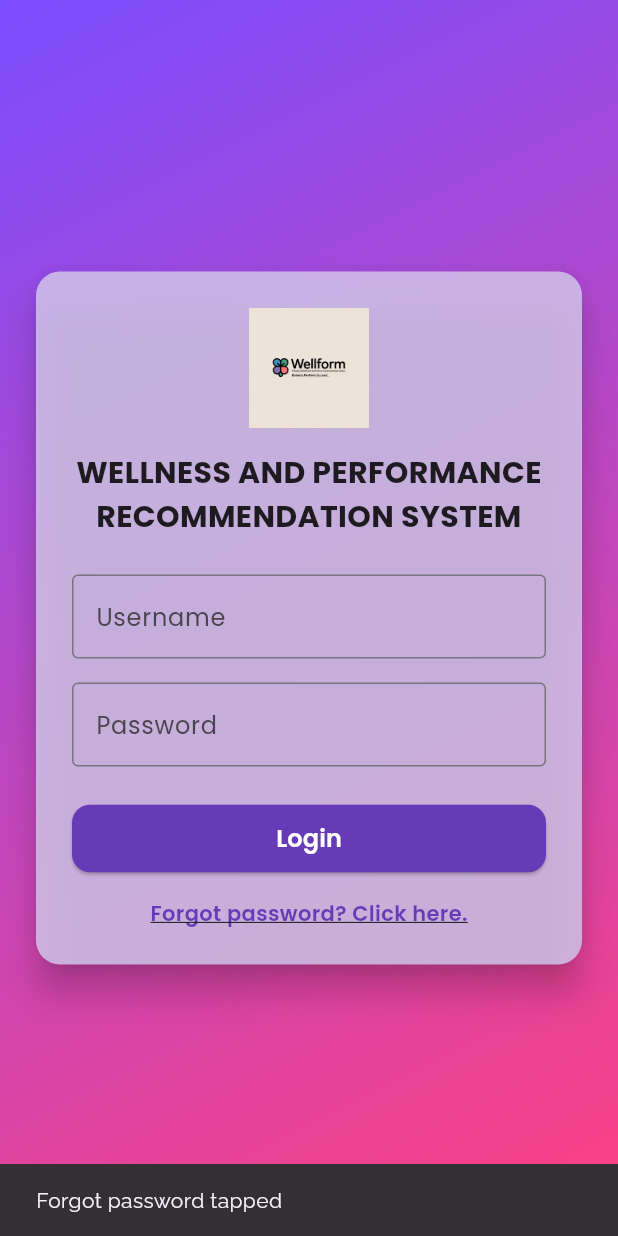
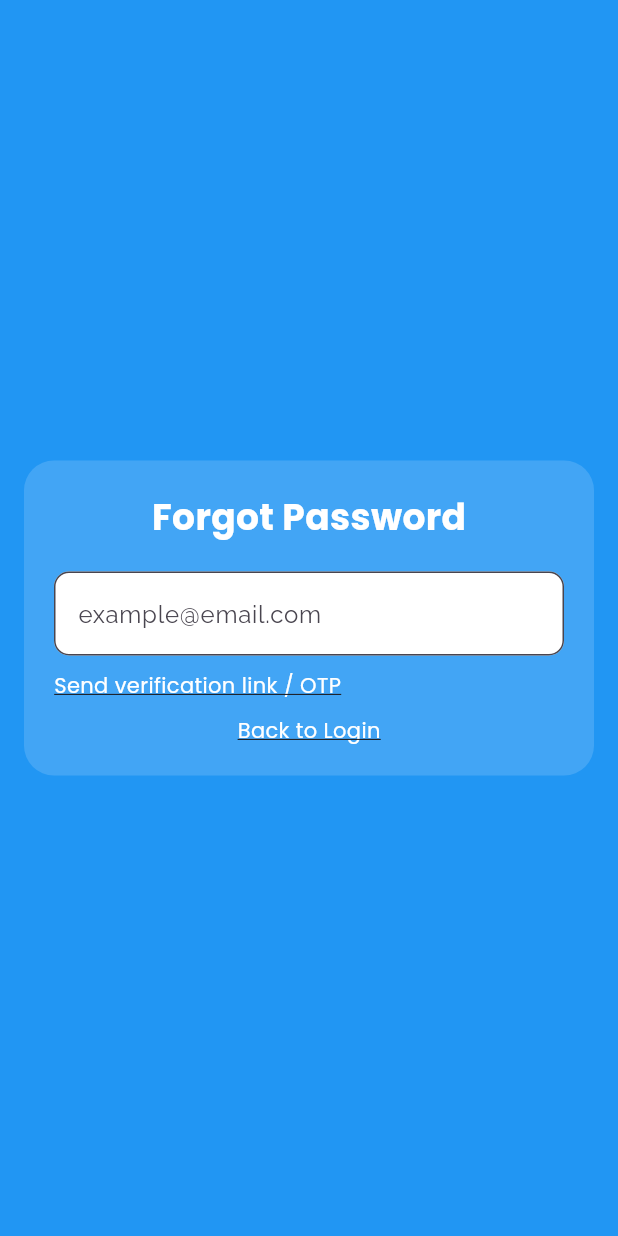
Before and after one commit to FathAneesa/MiniProject, a Flutter app: the screen it shows after launch, after a tap on "Forgot password? Click here.", on a phone screen of 412 x 824 dp. Run offline on Flutter 3.47's test engine with Material 3 defaults, Android fonts, the phone set to English and light mode, and no system bars; our stand-ins replace google_fonts; network calls fail.

Commit message:
First Scrum Completed

```diff
--- a/lib/views/add_stud.dart
+++ b/lib/views/add_stud.dart
@@ -19,14 +19,14 @@ class _AddStudState extends State<AddStud> {
   final TextEditingController _admissionNoController = TextEditingController();
   final TextEditingController _academicYearController = TextEditingController();
   final TextEditingController _phoneController = TextEditingController();
+  final TextEditingController _emailController = TextEditingController(); // Added Email
   final TextEditingController _dobController = TextEditingController();
   final TextEditingController _fatherNameController = TextEditingController();
   final TextEditingController _motherNameController = TextEditingController();
   final TextEditingController _addressController = TextEditingController();
   final TextEditingController _parentPhoneController = TextEditingController();
   final TextEditingController _guardianNameController = TextEditingController();
-  final TextEditingController _guardianPhoneController =
-      TextEditingController();
+  final TextEditingController _guardianPhoneController = TextEditingController();
 
   String? _selectedDepartment;
   String? _selectedSemester;
@@ -52,6 +52,7 @@ class _AddStudState extends State<AddStud> {
         "Admission No": admissionNo,
         "Academic Year": _academicYearController.text.trim(),
         "Phone": _phoneController.text.trim(),
+        "Email": _emailController.text.trim(), // Added Email
         "DOB": _dobController.text.trim(),
         "Father Name": _fatherNameController.text.trim(),
         "Mother Name": _motherNameController.text.trim(),
@@ -246,6 +247,7 @@ class _AddStudState extends State<AddStud> {
                 (val) => setState(() => _selectedSemester = val),
               ),
               _buildTextField("Phone Number", _phoneController, isNumber: true),
+              _buildTextField("Email ID", _emailController), // Added Email Field
               _buildDropdown(
                 "Gender",
                 _selectedGender,
--- /dev/null
+++ b/lib/views/forgot.dart
@@ -0,0 +1,229 @@
+import 'package:flutter/material.dart';
+import 'package:google_fonts/google_fonts.dart';
+
+class ForgotPasswordPage extends StatefulWidget {
+  const ForgotPasswordPage({super.key});
+
+  @override
+  State<ForgotPasswordPage> createState() => _ForgotPasswordPageState();
+}
+
+class _ForgotPasswordPageState extends State<ForgotPasswordPage> {
+  final _formKey = GlobalKey<FormState>();
+  final TextEditingController _emailController = TextEditingController();
+  final TextEditingController _otpController = TextEditingController();
+  final TextEditingController _newPasswordController = TextEditingController();
+  final TextEditingController _confirmPasswordController =
+      TextEditingController();
+
+  bool _isOtpSent = false;
+  bool _isOtpVerified = false;
+
+  void _sendVerificationLink() {
+    if (_emailController.text.isNotEmpty) {
+      setState(() {
+        _isOtpSent = true;
+      });
+      // TODO: Implement actual verification link / OTP sending logic
+      ScaffoldMessenger.of(context).showSnackBar(
+        const SnackBar(content: Text('Verification link / OTP sent!')),
+      );
+    }
+  }
+
+  void _verifyOtp() {
+    if (_otpController.text.isEmpty) {
+      ScaffoldMessenger.of(context).showSnackBar(
+        const SnackBar(content: Text('Please enter the OTP')),
+      );
+    } else {
+      // TODO: Implement actual OTP verification with backend
+      setState(() {
+        _isOtpVerified = true;
+      });
+      ScaffoldMessenger.of(context).showSnackBar(
+        const SnackBar(content: Text('OTP verified successfully!')),
+      );
+    }
+  }
+
+  void _changePassword() {
+    if (_formKey.currentState!.validate()) {
+      if (_newPasswordController.text != _confirmPasswordController.text) {
+        ScaffoldMessenger.of(context).showSnackBar(
+          const SnackBar(content: Text('Passwords do not match')),
+        );
+        return;
+      }
+      // TODO: Implement actual password change logic using OTP
+      ScaffoldMessenger.of(context).showSnackBar(
+        const SnackBar(content: Text('Password changed successfully!')),
+      );
+    }
+  }
+
+  @override
+  Widget build(BuildContext context) {
+    return Scaffold(
+      backgroundColor: Colors.blue[500],
+      body: Center(
+        child: SingleChildScrollView(
+          padding: const EdgeInsets.all(16),
+          child: Container(
+            padding: const EdgeInsets.all(20),
+            decoration: BoxDecoration(
+              color: Colors.blue[400],
+              borderRadius: BorderRadius.circular(20),
+            ),
+            child: Form(
+              key: _formKey,
+              child: Column(
+                mainAxisSize: MainAxisSize.min,
+                children: [
+                  Text(
+                    "Forgot Password",
+                    style: GoogleFonts.poppins(
+                      fontSize: 24,
+                      fontWeight: FontWeight.bold,
+                      color: Colors.white,
+                    ),
+                  ),
+                  const SizedBox(height: 20),
+
+                  // Step 1: Email
+                  TextFormField(
+                    controller: _emailController,
+                    keyboardType: TextInputType.emailAddress,
+                    validator: (val) =>
+                        val!.isEmpty ? 'Please enter your email' : null,
+                    decoration: InputDecoration(
+                      hintText: 'example@email.com',
+                      filled: true,
+                      fillColor: Colors.white,
+                      border: OutlineInputBorder(
+                        borderRadius: BorderRadius.circular(10),
+                      ),
+                    ),
+                  ),
+                  const SizedBox(height: 10),
+                  Align(
+                    alignment: Alignment.centerLeft,
+                    child: GestureDetector(
+                      onTap: _sendVerificationLink,
+                      child: Text(
+                        "Send verification link / OTP",
+                        style: GoogleFonts.poppins(
+                          color: Colors.white,
+                          decoration: TextDecoration.underline,
+                        ),
+                      ),
+                    ),
+                  ),
+
+                  // Step 2: OTP input
+                  if (_isOtpSent) ...[
+                    const SizedBox(height: 15),
+                    TextFormField(
+                      controller: _otpController,
+                      keyboardType: TextInputType.number,
+                      validator: (val) =>
+                          val!.isEmpty ? 'Enter OTP' : null,
+                      decoration: InputDecoration(
+                        hintText: 'Enter OTP',
+                        filled: true,
+                        fillColor: Colors.white,
+                        border: OutlineInputBorder(
+                          borderRadius: BorderRadius.circular(10),
+                        ),
+                      ),
+                    ),
+                    const SizedBox(height: 10),
+                    SizedBox(
+                      width: double.infinity,
+                      child: ElevatedButton(
+                        style: ElevatedButton.styleFrom(
+                          backgroundColor: Colors.deepPurple,
+                          padding: const EdgeInsets.symmetric(vertical: 12),
+                          shape: RoundedRectangleBorder(
+                            borderRadius: BorderRadius.circular(10),
+                          ),
+                        ),
+                        onPressed: _verifyOtp,
+                        child: Text(
+                          'Enter OTP',
+                          style: GoogleFonts.poppins(
+                            fontSize: 16,
+                            color: Colors.white,
+                            fontWeight: FontWeight.bold,
+                          ),
+                        ),
+                      ),
+                    ),
+                  ],
+
+                  // Step 3: Password change
+                  if (_isOtpVerified) ...[
+                    const SizedBox(height: 15),
+                    TextFormField(
+                      controller: _newPasswordController,
+                      obscureText: true,
+                      validator: (val) =>
+                          val!.isEmpty ? 'Enter new password' : null,
+                      decoration: InputDecoration(
+                        hintText: 'Enter new password',
+                        filled: true,
+                        fillColor: Colors.white,
+                        border: OutlineInputBorder(
+                          borderRadius: BorderRadius.circular(10),
+                        ),
+                      ),
+                    ),
+                    const SizedBox(height: 15),
+                    TextFormField(
+                      controller: _confirmPasswordController,
+                      obscureText: true,
+                      validator: (val) =>
+                          val!.isEmpty ? 'Confirm new password' : null,
+                      decoration: InputDecoration(
+                        hintText: 'Confirm new password',
+                        filled: true,
+                        fillColor: Colors.white,
+                        border: OutlineInputBorder(
+                          borderRadius: BorderRadius.circular(10),
+                        ),
+                      ),
+                    ),
+                    const SizedBox(height: 15),
+                    GestureDetector(
+                      onTap: _changePassword,
+                      child: Text(
+                        "Change password",
+                        style: GoogleFonts.poppins(
+                          color: Colors.white,
+                          decoration: TextDecoration.underline,
+                          fontWeight: FontWeight.bold,
+                        ),
+                      ),
+                    ),
+                  ],
+
+                  const SizedBox(height: 10),
+                  GestureDetector(
+                    onTap: () => Navigator.pop(context),
+                    child: Text(
+                      "Back to Login",
+                      style: GoogleFonts.poppins(
+                        color: Colors.white,
+                        decoration: TextDecoration.underline,
+                      ),
+                    ),
+                  ),
+                ],
+              ),
+            ),
+          ),
+        ),
+      ),
+    );
+  }
+}
--- a/lib/views/login_page.dart
+++ b/lib/views/login_page.dart
@@ -7,6 +7,8 @@ import 'dart:convert';
 import 'dart:async'; // For TimeoutException
 import 'admin_dash.dart';
 import 'stud_dash.dart';
+import 'forgot.dart'; // Add this with other imports
+
 
 // Using 127.0.0.1 is best for local development.
 const String apiBaseUrl = 'http://127.0.0.1:8000';
@@ -198,12 +200,12 @@ class _LoginPageState extends State<LoginPage> {
                       const SizedBox(height: 16),
                       GestureDetector(
                         onTap: () {
-                          ScaffoldMessenger.of(context).showSnackBar(
-                            const SnackBar(
-                              content: Text('Forgot password tapped'),
-                            ),
-                          );
-                        },
+  Navigator.push(
+    context,
+    MaterialPageRoute(builder: (context) => const ForgotPasswordPage()),
+  );
+},
+
                         child: Text(
                           'Forgot password? Click here.',
                           style: GoogleFonts.poppins(
--- a/lib/views/store_stud.dart
+++ b/lib/views/store_stud.dart
@@ -70,6 +70,7 @@ class _StoreStudState extends State<StoreStud> {
                   DataColumn(label: Text("Academic Year")),
                   DataColumn(label: Text("Semester")),
                   DataColumn(label: Text("Phone Number")),
+                  DataColumn(label: Text("Email")),
                   DataColumn(label: Text("Gender")),
                   DataColumn(label: Text("DOB")),
                   DataColumn(label: Text("Father's Name")),
@@ -88,6 +89,7 @@ class _StoreStudState extends State<StoreStud> {
                     DataCell(Text(student["Academic Year"]?.toString() ?? "")),
                     DataCell(Text(student["Semester"]?.toString() ?? "")),
                     DataCell(Text(student["Phone"]?.toString() ?? "")),
+                    DataCell(Text(student["Email"]?.toString() ?? "")),
                     DataCell(Text(student["Gender"]?.toString() ?? "")),
                     DataCell(Text(student["DOB"]?.toString() ?? "")),
                     DataCell(Text(student["Father Name"]?.toString() ?? "")),
```
Also changed, not shown: lib/views/manage.dart (added, +171 -0 lines).
